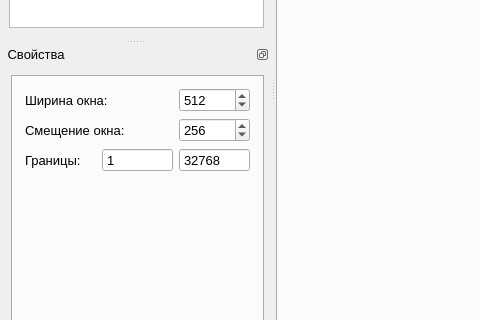
This is gui/MainWindow.ui in Qinterfly/EvalSig as Qt 5 draws it before an edit; both pictures show x 0 to 480 and y 272 to 592 of the 900 by 693 pixel window. The edited form follows.
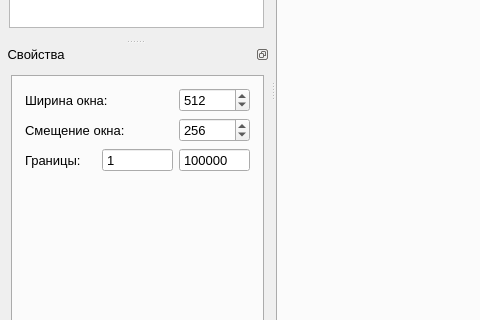
This is the edited form. The open tabs and pages were chosen to show the change. Icons and pictures are not drawn. Custom widgets are drawn as their Qt base class.

```diff
--- a/gui/MainWindow.ui
+++ b/gui/MainWindow.ui
@@ -1064,7 +1064,7 @@
                 <enum>QAbstractSpinBox::NoButtons</enum>
                </property>
                <property name="minimum">
-                <number>1</number>
+                <number>-1</number>
                </property>
                <property name="maximum">
                 <number>22111996</number>
@@ -1073,7 +1073,7 @@
                 <enum>QAbstractSpinBox::AdaptiveDecimalStepType</enum>
                </property>
                <property name="value">
-                <number>32768</number>
+                <number>100000</number>
                </property>
               </widget>
              </item>
```
Left out of the diff: 35 changed lines with no effect on the pictures.
